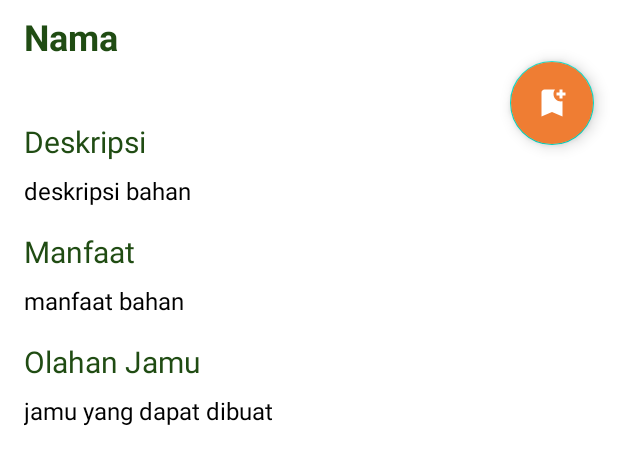
After one commit to INDandy/LokaJamu, an Android app: the layout bottom_sheet_spice.xml on its own in the app's theme, with its tools: preview values and no code run, on a phone screen of 412 x 824 dp. The commit adds this screen. Shown: the top 465 px of the screen. Run offline under Robolectric (Android 15) with nearby library versions, the phone set to English and light mode, and no system bars.

Commit message:
tambah activity detail spice

```diff
--- a/app/src/main/AndroidManifest.xml
+++ b/app/src/main/AndroidManifest.xml
@@ -21,6 +21,9 @@
         android:supportsRtl="true"
         android:theme="@style/Theme.MyBottomNavTest"
         tools:targetApi="31">
+        <activity
+            android:name=".DetailSpiceActivity"
+            android:exported="false" />
         <activity
             android:name=".CameraResult.CameraResultActivity"
             android:exported="false" />
--- /dev/null
+++ b/app/src/main/res/layout/bottom_sheet_spice.xml
@@ -0,0 +1,197 @@
+<?xml version="1.0" encoding="utf-8"?>
+<androidx.coordinatorlayout.widget.CoordinatorLayout xmlns:android="http://schemas.android.com/apk/res/android"
+    xmlns:app="http://schemas.android.com/apk/res-auto"
+    xmlns:tools="http://schemas.android.com/tools"
+    android:layout_height="match_parent"
+    android:layout_width="match_parent"
+    app:layout_behavior="com.google.android.material.bottomsheet.BottomSheetBehavior">
+
+    <com.google.android.material.appbar.AppBarLayout
+        android:id="@+id/appBarLayout"
+        android:layout_width="match_parent"
+        android:layout_height="50dp"
+        android:visibility="gone"
+        app:layout_constraintEnd_toEndOf="parent"
+        app:layout_constraintStart_toStartOf="parent"
+        app:layout_constraintTop_toTopOf="parent">
+
+        <androidx.constraintlayout.widget.ConstraintLayout
+            android:layout_width="match_parent"
+            android:layout_height="match_parent">
+
+            <androidx.appcompat.widget.Toolbar
+                android:id="@+id/toolbar"
+                android:layout_width="match_parent"
+                android:layout_height="match_parent"
+                android:background="@color/white"
+                android:minHeight="?attr/actionBarSize"
+                android:theme="?attr/actionBarTheme"
+                app:layout_constraintBottom_toBottomOf="parent"
+                app:layout_constraintEnd_toEndOf="parent"
+                app:layout_constraintStart_toStartOf="parent"
+                app:layout_constraintTop_toTopOf="parent" />
+
+            <ImageView
+                android:id="@+id/iv_back"
+                android:layout_width="24dp"
+                android:layout_height="24dp"
+                android:layout_marginStart="16dp"
+                app:layout_constraintBottom_toBottomOf="parent"
+                app:layout_constraintStart_toStartOf="parent"
+                app:layout_constraintTop_toTopOf="parent"
+                app:srcCompat="@drawable/ic_baseline_arrow_back_24" />
+
+            <TextView
+                android:id="@+id/tv_spice_header"
+                android:layout_width="wrap_content"
+                android:layout_height="wrap_content"
+                android:text="Title"
+                android:textColor="@color/hijau"
+                android:textSize="16sp"
+                android:textStyle="bold"
+                app:layout_constraintBottom_toBottomOf="@+id/toolbar"
+                app:layout_constraintEnd_toEndOf="parent"
+                app:layout_constraintStart_toStartOf="parent"
+                app:layout_constraintTop_toTopOf="@+id/toolbar" />
+
+        </androidx.constraintlayout.widget.ConstraintLayout>
+    </com.google.android.material.appbar.AppBarLayout>
+
+    <androidx.core.widget.NestedScrollView
+        android:layout_width="match_parent"
+        android:layout_height="wrap_content">
+
+        <androidx.constraintlayout.widget.ConstraintLayout
+            android:layout_width="match_parent"
+            android:layout_height="match_parent">
+
+            <TextView
+                android:id="@+id/tv_spice_name"
+                android:layout_width="match_parent"
+                android:layout_height="match_parent"
+                android:layout_marginStart="16dp"
+                android:layout_marginTop="8dp"
+                android:layout_marginEnd="16dp"
+                android:text="Nama"
+                android:textColor="@color/hijau"
+                android:textSize="24sp"
+                android:textStyle="bold"
+                app:layout_constraintEnd_toEndOf="parent"
+                app:layout_constraintStart_toStartOf="parent"
+                app:layout_constraintTop_toTopOf="parent" />
+
+            <com.google.android.material.chip.ChipGroup
+                android:id="@+id/tags_spice"
+                android:layout_width="match_parent"
+                android:layout_height="wrap_content"
+                android:layout_marginTop="8dp"
+                android:padding="8dp"
+                app:chipSpacingVertical="4dp"
+                app:layout_constraintEnd_toEndOf="@+id/tv_spice_name"
+                app:layout_constraintStart_toStartOf="@+id/tv_spice_name"
+                app:layout_constraintTop_toBottomOf="@+id/tv_spice_name">
+
+            </com.google.android.material.chip.ChipGroup>
+
+            <TextView
+                android:id="@+id/tv_header_deskripsi"
+                android:layout_width="wrap_content"
+                android:layout_height="wrap_content"
+                android:layout_marginTop="16dp"
+                android:text="Deskripsi"
+                android:textColor="@color/hijau"
+                android:textSize="20sp"
+                app:layout_constraintStart_toStartOf="@+id/tv_spice_name"
+                app:layout_constraintTop_toBottomOf="@+id/tags_spice" />
+
+            <TextView
+                android:id="@+id/tv_spice_description"
+                android:layout_width="match_parent"
+                android:layout_height="wrap_content"
+                android:layout_marginStart="16dp"
+                android:layout_marginTop="8dp"
+                android:layout_marginEnd="16dp"
+                android:text="deskripsi bahan"
+                android:textColor="@color/black"
+                android:textSize="16sp"
+                app:layout_constraintEnd_toEndOf="parent"
+                app:layout_constraintStart_toStartOf="parent"
+                app:layout_constraintTop_toBottomOf="@+id/tv_header_deskripsi" />
+
+            <TextView
+                android:id="@+id/tv_header_benefits"
+                android:layout_width="match_parent"
+                android:layout_height="wrap_content"
+                android:layout_marginStart="16dp"
+                android:layout_marginTop="16dp"
+                android:layout_marginEnd="16dp"
+                android:text="Manfaat"
+                android:textColor="@color/hijau"
+                android:textSize="20sp"
+                app:layout_constraintEnd_toEndOf="parent"
+                app:layout_constraintStart_toStartOf="parent"
+                app:layout_constraintTop_toBottomOf="@+id/tv_spice_description" />
+
+            <TextView
+                android:id="@+id/tv_spice_benefits"
+                android:layout_width="match_parent"
+                android:layout_height="wrap_content"
+                android:layout_marginStart="16dp"
+                android:layout_marginTop="8dp"
+                android:layout_marginEnd="16dp"
+                android:text="manfaat bahan"
+                android:textColor="@color/black"
+                android:textSize="16sp"
+                app:layout_constraintEnd_toEndOf="parent"
+                app:layout_constraintStart_toStartOf="parent"
+                app:layout_constraintTop_toBottomOf="@+id/tv_header_benefits" />
+
+            <TextView
+                android:id="@+id/tv_header_jamulist"
+                android:layout_width="match_parent"
+                android:layout_height="wrap_content"
+                android:layout_marginStart="16dp"
+                android:layout_marginTop="16dp"
+                android:layout_marginEnd="16dp"
+                android:text="Olahan Jamu"
+                android:textColor="@color/hijau"
+                android:textSize="20sp"
+                app:layout_constraintEnd_toEndOf="parent"
+                app:layout_constraintHorizontal_bias="1.0"
+                app:layout_constraintStart_toStartOf="parent"
+                app:layout_constraintTop_toBottomOf="@+id/tv_spice_benefits" />
+
+            <TextView
+                android:id="@+id/tv_spice_jamulist"
+                android:layout_width="match_parent"
+                android:layout_height="wrap_content"
+                android:layout_marginStart="16dp"
+                android:layout_marginTop="8dp"
+                android:layout_marginEnd="16dp"
+                android:text="jamu yang dapat dibuat"
+                android:textColor="@color/black"
+                android:textSize="16sp"
+                app:layout_constraintEnd_toEndOf="parent"
+                app:layout_constraintStart_toStartOf="parent"
+                app:layout_constraintTop_toBottomOf="@+id/tv_header_jamulist" />
+
+
+            <com.google.android.material.floatingactionbutton.FloatingActionButton
+                android:id="@+id/fab_bookmark"
+                android:layout_width="wrap_content"
+                android:layout_height="wrap_content"
+                android:layout_marginEnd="16dp"
+                android:clickable="true"
+                app:rippleColor="@color/hijau_muda"
+                app:tint="@color/white"
+                android:focusable="true"
+                android:backgroundTint="@color/oranye"
+                app:layout_constraintEnd_toEndOf="parent"
+                app:layout_constraintTop_toBottomOf="@+id/tv_spice_name"
+                app:srcCompat="@drawable/baseline_bookmark_add_24" />
+        </androidx.constraintlayout.widget.ConstraintLayout>
+
+    </androidx.core.widget.NestedScrollView>
+
+
+</androidx.coordinatorlayout.widget.CoordinatorLayout>
```
Also changed, not shown: app/src/main/java/com/dicoding/mybottomnavtest/DetailSpiceActivity.kt (added, +27 -0 lines), app/src/main/java/com/dicoding/mybottomnavtest/FragmentDetail/BottomSheetDetailSpice.kt (added, +74 -0 lines), app/src/main/java/com/dicoding/mybottomnavtest/adapter/SpiceAdapter.kt (+15 -13 lines), app/src/main/res/layout/activity_detail_spice.xml (added, +20 -0 lines).
